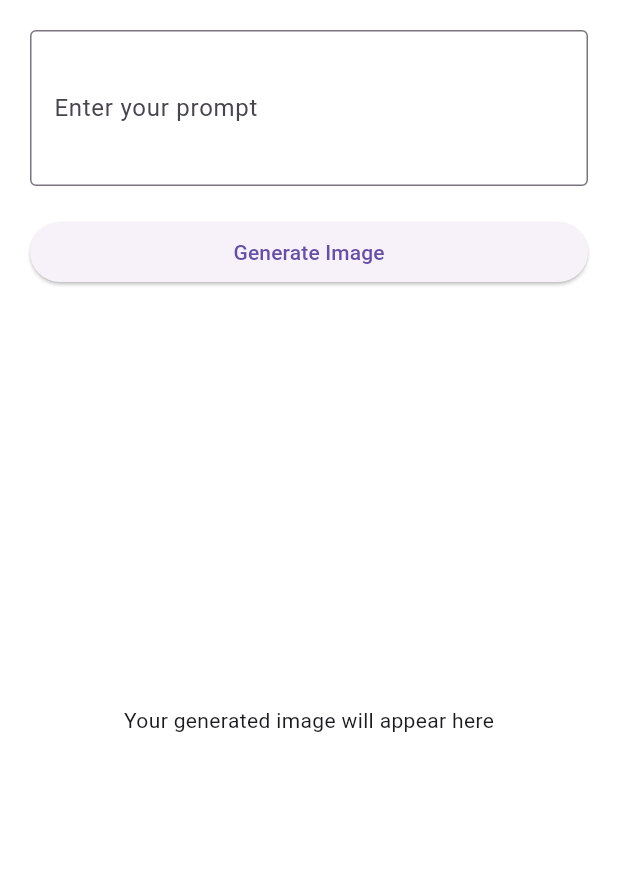
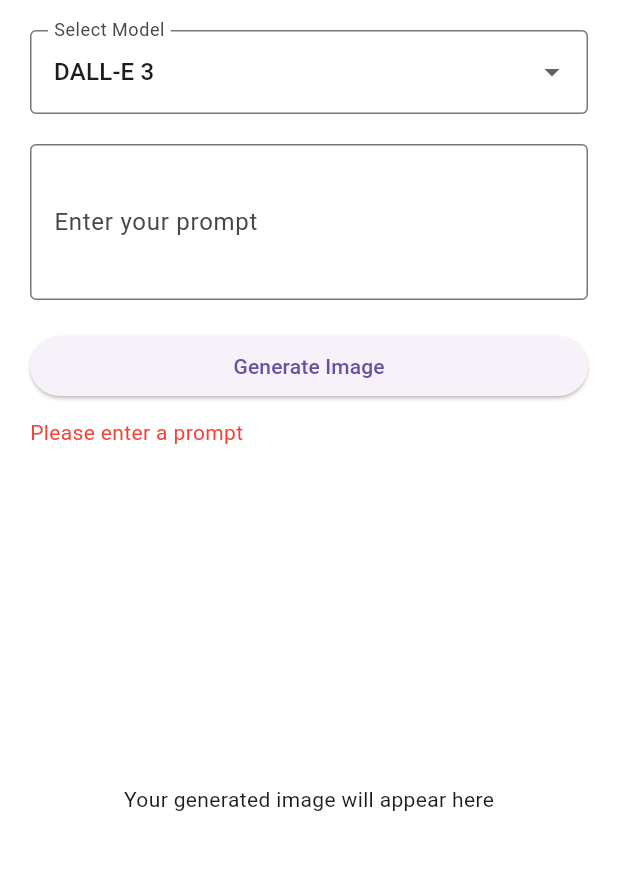
Before and after one commit to ArslanYousaf12/Creative-Flare-flutter, a Flutter app: the screen it shows after launch, after a tap on "Generate Image", on a phone screen of 412 x 824 dp, the part 84-954 px from its top. Run offline on Flutter 3.47's test engine with Material 3 defaults, Android fonts, the phone set to English and light mode, and no system bars.

Commit message:
Implement image generation feature with model selection and error handling

```diff
--- a/lib/main.dart
+++ b/lib/main.dart
@@ -1,5 +1,7 @@
 // main.dart
 import 'package:flutter/material.dart';
+import 'package:http/http.dart' as http;
+import 'dart:convert';
 
 void main() {
   runApp(const MyApp());
@@ -31,6 +33,70 @@ class ImageGeneratorScreen extends StatefulWidget {
 
 class _ImageGeneratorScreenState extends State<ImageGeneratorScreen> {
   final TextEditingController _promptController = TextEditingController();
+  // API key would be stored securely in a production app
+  final String _apiKey = '';
+  String? _imageUrl;
+  bool _isLoading = false;
+  String _errorMessage = '';
+  String _modelVersion = 'dall-e-3'; // Default model
+
+  Future<void> _generateImage() async {
+    if (_promptController.text.isEmpty) {
+      setState(() {
+        _errorMessage = 'Please enter a prompt';
+      });
+      return;
+    }
+
+    setState(() {
+      _isLoading = true;
+      _errorMessage = '';
+      _imageUrl = null;
+    });
+
+    try {
+      final response = await http.post(
+        Uri.parse('https://api.openai.com/v1/images/generations'),
+        headers: {
+          'Content-Type': 'application/json',
+          'Authorization': 'Bearer $_apiKey',
+        },
+        body: jsonEncode({
+          'prompt': _promptController.text,
+          'n': 1,
+          'size': '1024x1024',
+          'model': _modelVersion,
+        }),
+      );
+
+      if (response.statusCode == 200) {
+        final data = jsonDecode(response.body);
+        setState(() {
+          _imageUrl = data['data'][0]['url'];
+          _isLoading = false;
+        });
+      } else {
+        setState(() {
+          _errorMessage = 'Error: ${_parseErrorMessage(response.body)}';
+          _isLoading = false;
+        });
+      }
+    } catch (e) {
+      setState(() {
+        _errorMessage = 'Exception: ${e.toString()}';
+        _isLoading = false;
+      });
+    }
+  }
+
+  String _parseErrorMessage(String responseBody) {
+    try {
+      final parsed = json.decode(responseBody);
+      return parsed['error']['message'] ?? 'Unknown error';
+    } catch (_) {
+      return 'Failed to parse error message';
+    }
+  }
 
   @override
   Widget build(BuildContext context) {
@@ -43,6 +109,25 @@ class _ImageGeneratorScreenState extends State<ImageGeneratorScreen> {
         child: Column(
           crossAxisAlignment: CrossAxisAlignment.stretch,
           children: [
+            // Model selection
+            DropdownButtonFormField<String>(
+              decoration: const InputDecoration(
+                labelText: 'Select Model',
+                border: OutlineInputBorder(),
+              ),
+              value: _modelVersion,
+              items: const [
+                DropdownMenuItem(value: 'dall-e-3', child: Text('DALL-E 3')),
+                DropdownMenuItem(value: 'dall-e-2', child: Text('DALL-E 2')),
+              ],
+              onChanged: (value) {
+                setState(() {
+                  _modelVersion = value!;
+                });
+              },
+            ),
+            const SizedBox(height: 20),
+
             // Prompt input
             TextField(
               controller: _promptController,
@@ -57,19 +142,44 @@ class _ImageGeneratorScreenState extends State<ImageGeneratorScreen> {
 
             // Generate button
             ElevatedButton(
-              onPressed: () {
-                // Will be implemented in the next step
-              },
-              child: const Text('Generate Image'),
+              onPressed: _isLoading ? null : _generateImage,
+              child: _isLoading
+                  ? const CircularProgressIndicator()
+                  : const Text('Generate Image'),
             ),
+
+            // Error message
+            if (_errorMessage.isNotEmpty)
+              Padding(
+                padding: const EdgeInsets.only(top: 10.0),
+                child: Text(
+                  _errorMessage,
+                  style: const TextStyle(color: Colors.red),
+                ),
+              ),
 
             const SizedBox(height: 20),
 
-            // Placeholder for image display
-            const Expanded(
-              child: Center(
-                child: Text('Your generated image will appear here'),
-              ),
+            // Image display
+            Expanded(
+              child: _imageUrl != null
+                  ? Image.network(
+                      _imageUrl!,
+                      loadingBuilder: (context, child, loadingProgress) {
+                        if (loadingProgress == null) return child;
+                        return Center(
+                          child: CircularProgressIndicator(
+                            value: loadingProgress.expectedTotalBytes != null
+                                ? loadingProgress.cumulativeBytesLoaded /
+                                    loadingProgress.expectedTotalBytes!
+                                : null,
+                          ),
+                        );
+                      },
+                    )
+                  : const Center(
+                      child: Text('Your generated image will appear here'),
+                    ),
             ),
           ],
         ),
```
